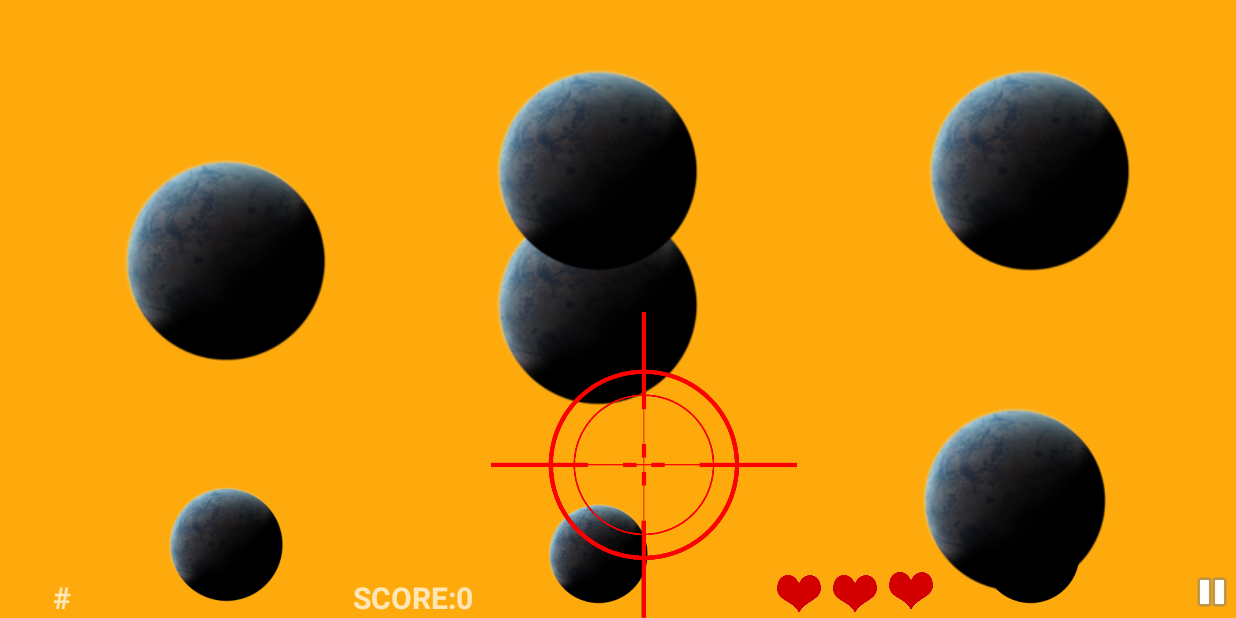
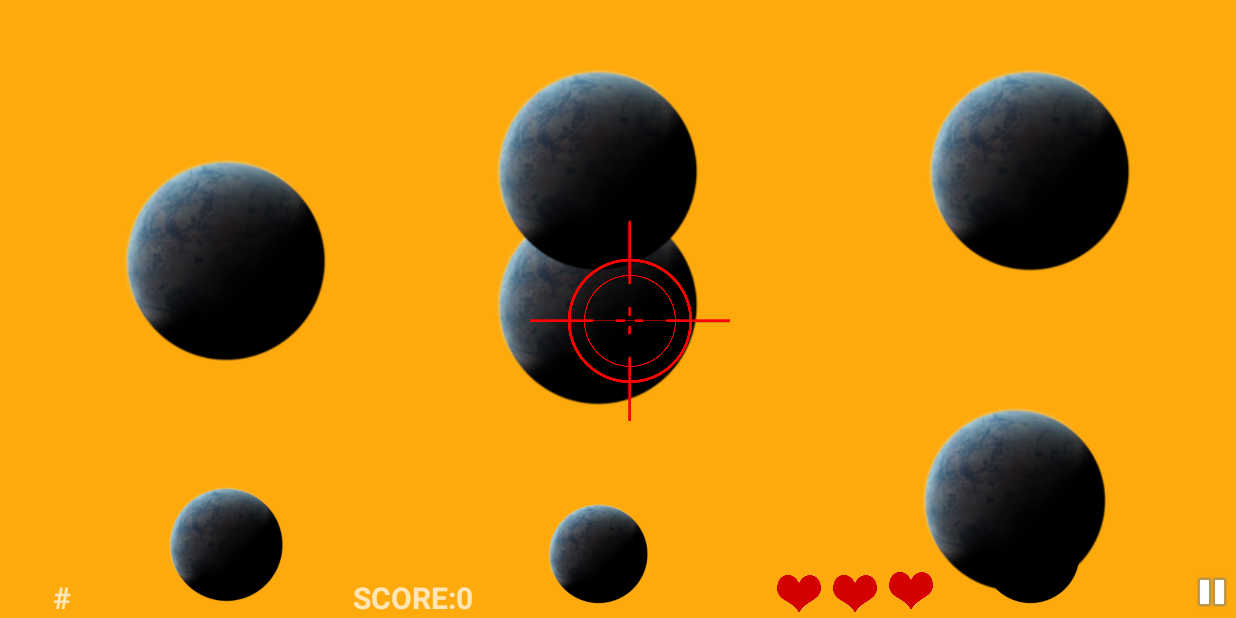
Before and after one commit to tnsardesai/AsteroidBlaster, an Android app: the GameActivity screen opened directly, with no data from a screen before it, on a phone screen of 824 x 412 dp (held sideways). Run offline under Robolectric (Android 15) with nearby library versions, the phone set to English and light mode, and no system bars.

Commit message:
Gyro added. Not working

```diff
--- a/app/src/main/java/com/example/tanmay/asteroidblaster/GameActivity.java
+++ b/app/src/main/java/com/example/tanmay/asteroidblaster/GameActivity.java
@@ -1,13 +1,20 @@
 package com.example.tanmay.asteroidblaster;
 
 import android.annotation.SuppressLint;
+import android.content.Context;
+import android.hardware.Sensor;
+import android.hardware.SensorEvent;
+import android.hardware.SensorEventListener;
+import android.hardware.SensorManager;
 import android.support.v7.app.ActionBar;
 import android.support.v7.app.AppCompatActivity;
 import android.os.Bundle;
 import android.os.Handler;
+import android.util.DisplayMetrics;
 import android.view.MotionEvent;
 import android.view.View;
 import android.view.Window;
+import android.widget.ImageView;
 
 /**
  * An example full-screen activity that shows and hides the system UI (i.e.
@@ -84,15 +91,39 @@ public class GameActivity extends AppCompatActivity {
         }
     };
 
+    ImageView scope;
+    SensorManager sensorManager;
+    Sensor sensor;
+    long lastTimeStamp = 0;
+    float xPosition,xAcceleration,xVelocity = 0.0f;
+    float yPosition,yAcceleration,yVelocity = 0.0f;
+    float zPosition,zAcceleration,zVelocity = 0.0f;
+    public float framTime = 0.666f;
+
+
     @Override
     protected void onCreate(Bundle savedInstanceState) {
         super.onCreate(savedInstanceState);
 
         setContentView(R.layout.activity_game);
 
+        scope = (ImageView) findViewById(R.id.scope);
+
+        sensorManager = (SensorManager) getSystemService(Context.SENSOR_SERVICE);
+        sensor = sensorManager.getDefaultSensor(Sensor.TYPE_LINEAR_ACCELERATION);
+
         mVisible = true;
         mControlsView = findViewById(R.id.fullscreen_content_controls);
         mContentView = findViewById(R.id.fullscreen_content);
+
+        DisplayMetrics displayMetrics = new DisplayMetrics();
+        getWindowManager().getDefaultDisplay().getMetrics(displayMetrics);
+
+        float height = displayMetrics.heightPixels;
+        float width = displayMetrics.widthPixels;
+
+        scope.setX(width/2 - 100);
+        scope.setY(height/2 - 100);
 
         /*mContentView.setOnClickListener(new View.OnClickListener() {
             @Override
@@ -112,6 +143,43 @@ public class GameActivity extends AppCompatActivity {
         // are available.
         delayedHide(100);
     }
+
+    public void onResume() {
+        super.onResume();
+        sensorManager.registerListener(rotateListener, sensor,
+                SensorManager.SENSOR_DELAY_NORMAL);
+    }
+
+    public void onStop() {
+        super.onStop();
+        sensorManager.unregisterListener(rotateListener);
+    }
+
+    public SensorEventListener rotateListener = new SensorEventListener() {
+        public void onAccuracyChanged(Sensor sensor, int acc) { }
+
+        public void onSensorChanged(SensorEvent event) {
+
+            xAcceleration = event.values[0];
+            yAcceleration= event.values[1];
+            zAcceleration= event.values[2];
+
+            xVelocity += xAcceleration*framTime;
+            yVelocity += yAcceleration*framTime;
+            zVelocity += zAcceleration*framTime;
+
+            float x = xVelocity* framTime;
+            float y = yVelocity*framTime;
+            float z = zVelocity*framTime;
+            scope.setX(scope.getX() + 10*x);
+            scope.setY(scope.getY() + 10*y);
+
+
+            //textX.setText("X : " + (int)x + " rad/s");
+            //textY.setText("Y : " + (int)y + " rad/s");
+            //textZ.setText("Z : " + (int)z + " rad/s");
+        }
+    };
 
     private void auto_hide(){
         if (AUTO_HIDE) {
--- a/app/src/main/res/layout/activity_game.xml
+++ b/app/src/main/res/layout/activity_game.xml
@@ -167,17 +167,11 @@
 
             <ImageView
                 android:id="@+id/scope"
-                android:layout_width="500px"
-                android:layout_height="500px"
-                android:layout_below="@+id/asteroid5"
+                android:layout_width="200px"
+                android:layout_height="200px"
                 android:layout_marginLeft="8dp"
                 android:layout_marginRight="8dp"
                 android:layout_marginTop="8dp"
-                android:layout_toStartOf="@+id/asteroid2"
-                app:layout_constraintBottom_toBottomOf="parent"
-                app:layout_constraintLeft_toLeftOf="parent"
-                app:layout_constraintRight_toRightOf="parent"
-                app:layout_constraintTop_toTopOf="parent"
                 app:srcCompat="@drawable/game_scope" />
 
             <android.support.constraint.ConstraintLayout
```
Also changed, not shown: app/src/main/res/drawable/settings.png (deleted).
